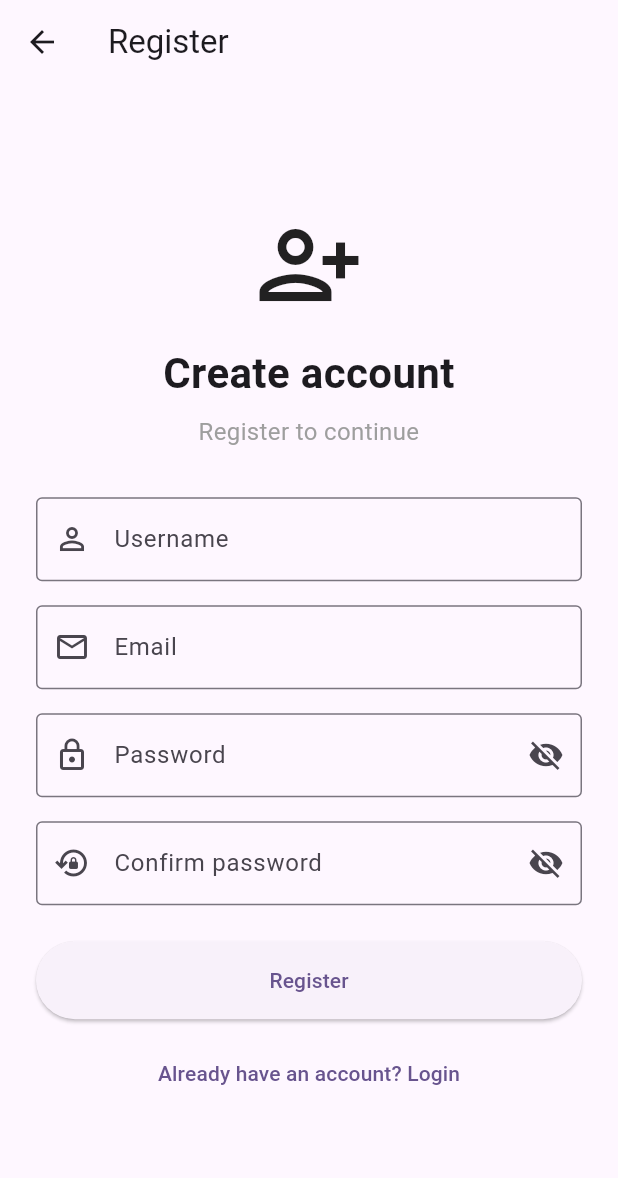
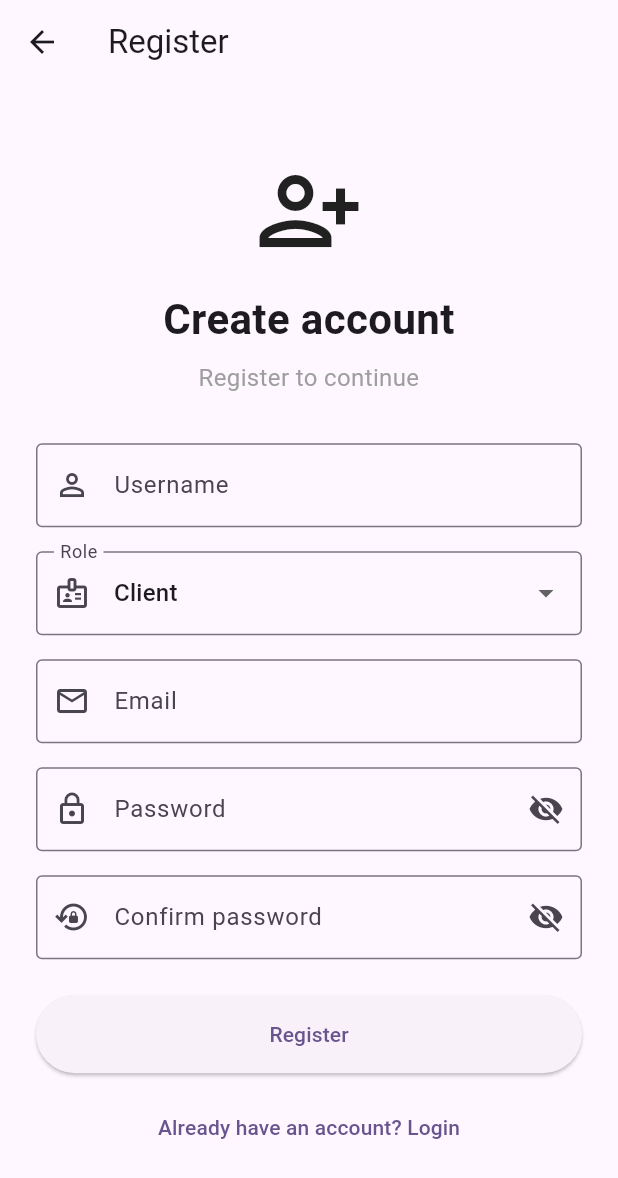
Before and after one commit to bykovskyivlad/Shipment_Flutter, a Flutter app: the screen it shows after launch, after a tap on "Login", after a tap on "Don’t have an account? Register", on a phone screen of 412 x 824 dp. Shown: the top 1178 px of the screen. Run offline on Flutter 3.47's test engine with Material 3 defaults, Android fonts, the phone set to English and light mode, and no system bars; our stand-ins replace dio, flutter_secure_storage, jwt_decoder.

Commit message:
Added page's for different roles

```diff
--- /dev/null
+++ b/shipments_flutter/lib/app/core/auth/jwt_service.dart
@@ -0,0 +1,23 @@
+import 'package:jwt_decoder/jwt_decoder.dart';
+
+class JwtService {
+  String? getRoleFromToken(String token) {
+    final decodedToken = JwtDecoder.decode(token);
+
+    const possibleRoleKeys = [
+      'role',
+      'Role',
+      'http://schemas.microsoft.com/ws/2008/06/identity/claims/role',
+    ];
+
+    for (final key in possibleRoleKeys) {
+      final value = decodedToken[key];
+
+      if (value is String && value.isNotEmpty) {
+        return value;
+      }
+    }
+
+    return null;
+  }
+}
--- a/shipments_flutter/lib/app/features/auth/login_page.dart
+++ b/shipments_flutter/lib/app/features/auth/login_page.dart
@@ -1,9 +1,12 @@
+import 'package:dio/dio.dart';
 import 'package:flutter/material.dart';
+import '../../core/auth/jwt_service.dart';
+import '../../core/storage/secure_storage_service.dart';
+import '../admin/admin_home_page.dart';
+import '../client/client_home_page.dart';
+import '../courier/courier_home_page.dart';
+import 'auth_service.dart';
 import 'register_page.dart';
-import 'package:dio/dio.dart';
-import 'auth_service.dart';
-import '../../core/storage/secure_storage_service.dart';
-import '../home/home_page.dart';
 
 class LoginPage extends StatefulWidget {
   const LoginPage({super.key});
@@ -18,6 +21,7 @@ class _LoginPageState extends State<LoginPage> {
   final AuthService _authService = AuthService();
   final _formKey = GlobalKey<FormState>();
   final SecureStorageService _storageService = SecureStorageService();
+  final JwtService _jwtService = JwtService();
 
   bool _obscurePassword = true;
   bool _isLoading = false;
@@ -44,18 +48,35 @@ class _LoginPageState extends State<LoginPage> {
       password: _passwordController.text.trim(),
     );
 
-    final token = result['token'];
-
-   if (token != null && token is String) {
-    await _storageService.saveToken(token);
+    if (result is! Map || result['token'] == null || result['token'] is! String) {
+      throw Exception('Token was not returned by the server');
     }
 
+    final token = result['token'] as String;
+      await _storageService.saveToken(token);
+
+    final role = _jwtService.getRoleFromToken(token);
       if (!mounted) return;
+    Widget destination;
+
+  switch (role) {
+    case 'Admin':
+      destination = const AdminHomePage();
+      break;
+    case 'Courier':
+      destination = const CourierHomePage();
+      break;
+    case 'Client':
+      destination = const ClientHomePage();
+      break;
+    default:
+      destination = const ClientHomePage();
+  }
 
   Navigator.pushReplacement(
     context,
     MaterialPageRoute(
-      builder: (context) => const HomePage(),
+      builder: (context) => destination,
     ),
   );
 } on DioException catch (e) {
--- a/shipments_flutter/lib/app/features/auth/register_page.dart
+++ b/shipments_flutter/lib/app/features/auth/register_page.dart
@@ -14,7 +14,7 @@ class _RegisterPageState extends State<RegisterPage> {
   final _emailController = TextEditingController();
   final _passwordController = TextEditingController();
   final _confirmPasswordController = TextEditingController();
-
+  String _selectedRole = 'Client';
   final _formKey = GlobalKey<FormState>();
   final AuthService _authService = AuthService();
 
@@ -45,7 +45,7 @@ class _RegisterPageState extends State<RegisterPage> {
       username: _usernameController.text.trim(),
       email: _emailController.text.trim(),
       password: _passwordController.text.trim(),
-    role: 'Client',
+      role: _selectedRole,
     );
 
       if (!mounted) return;
@@ -142,6 +142,36 @@ class _RegisterPageState extends State<RegisterPage> {
       return 'Username is too short';
     }
     return null;
+  },
+),
+const SizedBox(height: 16),
+DropdownButtonFormField<String>(
+  value: _selectedRole,
+  decoration: const InputDecoration(
+    labelText: 'Role',
+    border: OutlineInputBorder(),
+    prefixIcon: Icon(Icons.badge_outlined),
+  ),
+  items: const [
+    DropdownMenuItem(
+      value: 'Client',
+      child: Text('Client'),
+    ),
+    DropdownMenuItem(
+      value: 'Courier',
+      child: Text('Courier'),
+    ),
+    DropdownMenuItem(
+      value: 'Admin',
+      child: Text('Admin'),
+    ),
+  ],
+  onChanged: (value) {
+    if (value != null) {
+      setState(() {
+        _selectedRole = value;
+      });
+    }
   },
 ),
   const SizedBox(height: 16),
--- a/shipments_flutter/pubspec.yaml
+++ b/shipments_flutter/pubspec.yaml
@@ -32,6 +32,7 @@ dependencies:
   dio: ^5.7.0
   cupertino_icons: ^1.0.8
   flutter_secure_storage: ^9.2.2
+  jwt_decoder: ^2.0.1
 
 dev_dependencies:
   flutter_test:
```
Also changed, not shown: shipments_flutter/lib/app/features/admin/admin_home_page.dart (renamed from shipments_flutter/lib/app/features/home/home_page.dart, +4 -4 lines), shipments_flutter/lib/app/features/client/client_home_page.dart (added, +20 -0 lines), shipments_flutter/lib/app/features/courier/courier_home_page.dart (added, +20 -0 lines), shipments_flutter/pubspec.lock, 5 other files. Lines whose indentation alone changed are shown as unchanged.
